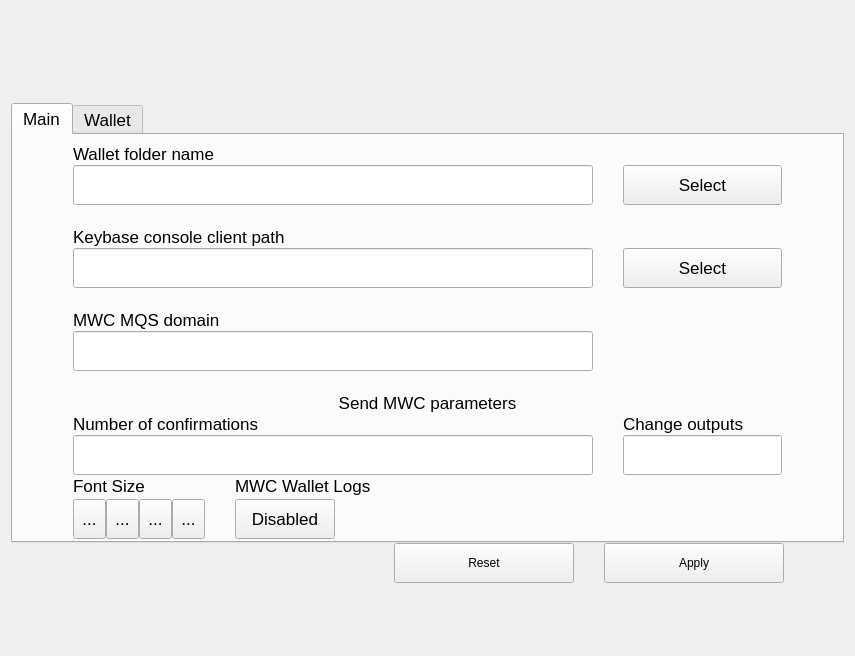
The window that windows_desktop/x_walletconfig.ui (0xkobe/mwc-wallet) describes before a commit, drawn with Qt 5.
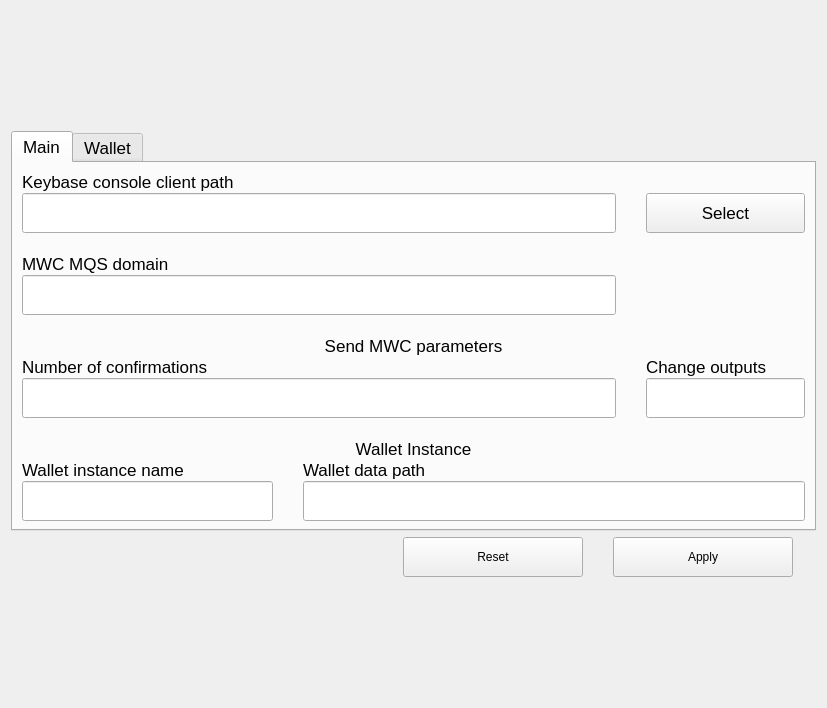
The same window after the commit. The open tabs and pages were chosen to show the change. Icons and pictures are not drawn. Custom widgets are drawn as their Qt base class.

Commit message: https://github.com/mwcproject/mwc-qt-wallet/issues/465, update how we manage embedded node

Patch:
```diff
--- a/windows_desktop/x_walletconfig.ui
+++ b/windows_desktop/x_walletconfig.ui
@@ -6,17 +6,14 @@
    <rect>
     <x>0</x>
     <y>0</y>
-    <width>855</width>
-    <height>656</height>
+    <width>827</width>
+    <height>708</height>
    </rect>
   </property>
   <property name="windowTitle">
    <string>Form</string>
   </property>
-  <layout class="QVBoxLayout" name="verticalLayout_9" stretch="3,0,0,2">
-   <property name="spacing">
-    <number>0</number>
-   </property>
+  <layout class="QVBoxLayout" name="verticalLayout_3" stretch="2,0,0,2">
    <item>
     <spacer name="verticalSpacer_5">
      <property name="orientation">
@@ -38,7 +35,7 @@
      <property name="maximumSize">
       <size>
        <width>16777215</width>
-       <height>440</height>
+       <height>400</height>
       </size>
      </property>
      <property name="font">
@@ -50,7 +47,7 @@
       <string notr="true"/>
      </property>
      <property name="currentIndex">
-      <number>1</number>
+      <number>0</number>
      </property>
      <widget class="QWidget" name="tab_main">
       <property name="minimumSize">
@@ -67,91 +64,43 @@
       <attribute name="title">
        <string>Main</string>
       </attribute>
-      <layout class="QVBoxLayout" name="verticalLayout_5">
+      <layout class="QVBoxLayout" name="verticalLayout_2">
        <property name="spacing">
         <number>0</number>
        </property>
-       <property name="leftMargin">
-        <number>20</number>
-       </property>
-       <property name="rightMargin">
-        <number>20</number>
-       </property>
-       <property name="bottomMargin">
-        <number>0</number>
-       </property>
        <item>
-        <layout class="QHBoxLayout" name="horizontalLayout_4" stretch="0,0,0">
-         <property name="sizeConstraint">
-          <enum>QLayout::SetDefaultConstraint</enum>
-         </property>
-         <item>
-          <spacer name="horizontalSpacer">
-           <property name="orientation">
-            <enum>Qt::Horizontal</enum>
-           </property>
-           <property name="sizeType">
-            <enum>QSizePolicy::Fixed</enum>
-           </property>
-           <property name="sizeHint" stdset="0">
-            <size>
-             <width>40</width>
-             <height>20</height>
-            </size>
-           </property>
-          </spacer>
-         </item>
-         <item>
-          <layout class="QGridLayout" name="gridLayout" columnstretch="7,0">
+        <layout class="QGridLayout" name="gridLayout" columnstretch="4,5,0">
            <property name="horizontalSpacing">
             <number>30</number>
            </property>
            <property name="verticalSpacing">
             <number>1</number>
            </property>
-           <item row="2" column="0">
-            <widget class="control::MwcLineEditNormal" name="mwc713directoryEdit">
-             <property name="minimumSize">
-              <size>
-               <width>250</width>
-               <height>40</height>
-              </size>
-             </property>
+         <item row="12" column="2">
+          <widget class="control::MwcLabelSmall" name="label_5">
              <property name="maximumSize">
               <size>
-               <width>20000</width>
-               <height>40</height>
-              </size>
-             </property>
-             <property name="maxLength">
-              <number>4096</number>
+             <width>16777215</width>
+             <height>22</height>
+            </size>
+           </property>
+           <property name="text">
+            <string>Change outputs</string>
              </property>
             </widget>
            </item>
-           <item row="7" column="0">
-            <widget class="QWidget" name="widget_3" native="true">
-             <property name="minimumSize">
-              <size>
-               <width>0</width>
-               <height>20</height>
-              </size>
-             </property>
-             <property name="maximumSize">
-              <size>
-               <width>16777215</width>
-               <height>15</height>
-              </size>
+         <item row="15" column="0" colspan="3">
+          <widget class="control::MwcLabelLarge" name="label_9">
+           <property name="text">
+            <string>Wallet Instance</string>
+           </property>
+           <property name="alignment">
+            <set>Qt::AlignCenter</set>
              </property>
             </widget>
            </item>
-           <item row="5" column="0" colspan="2">
-            <widget class="control::MwcLabelSmall" name="label_4">
-             <property name="sizePolicy">
-              <sizepolicy hsizetype="Fixed" vsizetype="Preferred">
-               <horstretch>0</horstretch>
-               <verstretch>0</verstretch>
-              </sizepolicy>
-             </property>
+         <item row="16" column="0">
+          <widget class="control::MwcLabelSmall" name="label_10">
              <property name="maximumSize">
               <size>
                <width>16777215</width>
@@ -159,11 +108,11 @@
               </size>
              </property>
              <property name="text">
-              <string>Keybase console client path</string>
+            <string>Wallet instance name</string>
              </property>
             </widget>
            </item>
-           <item row="9" column="0">
+         <item row="6" column="0" colspan="2">
             <widget class="control::MwcLineEditNormal" name="mwcmqHost">
              <property name="minimumSize">
               <size>
@@ -182,7 +131,42 @@
              </property>
             </widget>
            </item>
-           <item row="15" column="0">
+         <item row="2" column="0" colspan="3">
+          <widget class="control::MwcLabelSmall" name="label_4">
+           <property name="sizePolicy">
+            <sizepolicy hsizetype="Fixed" vsizetype="Preferred">
+             <horstretch>0</horstretch>
+             <verstretch>0</verstretch>
+            </sizepolicy>
+           </property>
+           <property name="maximumSize">
+            <size>
+             <width>16777215</width>
+             <height>22</height>
+            </size>
+           </property>
+           <property name="text">
+            <string>Keybase console client path</string>
+           </property>
+          </widget>
+         </item>
+         <item row="10" column="1">
+          <widget class="QWidget" name="widget" native="true">
+           <property name="minimumSize">
+            <size>
+             <width>0</width>
+             <height>20</height>
+            </size>
+           </property>
+           <property name="maximumSize">
+            <size>
+             <width>16777215</width>
+             <height>15</height>
+            </size>
+           </property>
+          </widget>
+         </item>
+         <item row="12" column="0" colspan="2">
             <widget class="control::MwcLabelSmall" name="label_6">
              <property name="maximumSize">
               <size>
@@ -195,399 +179,23 @@
              </property>
             </widget>
            </item>
-           <item row="2" column="1">
-            <widget class="control::MwcPushButtonNormal" name="mwc713directorySelect">
+         <item row="4" column="1">
+          <widget class="QWidget" name="widget_3" native="true">
              <property name="minimumSize">
               <size>
-               <width>100</width>
-               <height>40</height>
-              </size>
-             </property>
-             <property name="maximumSize">
-              <size>
-               <width>16777215</width>
-               <height>40</height>
-              </size>
-             </property>
-             <property name="focusPolicy">
-              <enum>Qt::StrongFocus</enum>
-             </property>
-             <property name="toolTip">
-              <string>Select another wallet folder</string>
-             </property>
-             <property name="text">
-              <string>Select</string>
-             </property>
-            </widget>
-           </item>
-           <item row="6" column="0">
-            <widget class="control::MwcLineEditNormal" name="keybasePathEdit">
-             <property name="minimumSize">
-              <size>
                <width>0</width>
-               <height>40</height>
+             <height>20</height>
               </size>
              </property>
              <property name="maximumSize">
               <size>
-               <width>20000</width>
-               <height>40</height>
-              </size>
-             </property>
-             <property name="maxLength">
-              <number>4096</number>
-             </property>
-            </widget>
-           </item>
-           <item row="16" column="0">
-            <widget class="control::MwcLineEditNormal" name="confirmationNumberEdit">
-             <property name="minimumSize">
-              <size>
-               <width>0</width>
-               <height>40</height>
-              </size>
-             </property>
-             <property name="maximumSize">
-              <size>
                <width>16777215</width>
-               <height>40</height>
-              </size>
-             </property>
-             <property name="maxLength">
-              <number>2</number>
-             </property>
-            </widget>
-           </item>
-           <item row="16" column="1">
-            <widget class="control::MwcLineEditNormal" name="changeOutputsEdit">
-             <property name="minimumSize">
-              <size>
-               <width>0</width>
-               <height>40</height>
-              </size>
-             </property>
-             <property name="maximumSize">
-              <size>
-               <width>16777215</width>
-               <height>40</height>
-              </size>
-             </property>
-             <property name="maxLength">
-              <number>2</number>
-             </property>
-            </widget>
-           </item>
-           <item row="18" column="0" colspan="2">
-            <layout class="QHBoxLayout" name="horizontalLayout_3" stretch="0,0,0">
-             <property name="spacing">
-              <number>0</number>
-             </property>
-             <item>
-              <widget class="QWidget" name="fontHolder" native="true">
-               <layout class="QVBoxLayout" name="verticalLayout_4">
-                <property name="spacing">
-                 <number>3</number>
-                </property>
-                <property name="leftMargin">
-                 <number>0</number>
-                </property>
-                <property name="topMargin">
-                 <number>0</number>
-                </property>
-                <property name="rightMargin">
-                 <number>30</number>
-                </property>
-                <property name="bottomMargin">
-                 <number>0</number>
-                </property>
-                <item>
-                 <spacer name="verticalSpacer_3">
-                  <property name="orientation">
-                   <enum>Qt::Vertical</enum>
-                  </property>
-                  <property name="sizeHint" stdset="0">
-                   <size>
-                    <width>20</width>
-                    <height>0</height>
-                   </size>
-                  </property>
-                 </spacer>
-                </item>
-                <item>
-                 <widget class="control::MwcLabelSmall" name="fontSizeLabel">
-                  <property name="maximumSize">
-                   <size>
-                    <width>16777215</width>
-                    <height>22</height>
-                   </size>
-                  </property>
-                  <property name="text">
-                   <string>Font Size</string>
-                  </property>
-                 </widget>
-                </item>
-                <item>
-                 <layout class="QHBoxLayout" name="horizontalLayout">
-                  <property name="spacing">
-                   <number>0</number>
-                  </property>
-                  <item>
-                   <widget class="QToolButton" name="fontSz1">
-                    <property name="minimumSize">
-                     <size>
-                      <width>20</width>
-                      <height>40</height>
-                     </size>
-                    </property>
-                    <property name="maximumSize">
-                     <size>
-                      <width>35</width>
-                      <height>40</height>
-                     </size>
-                    </property>
-                    <property name="focusPolicy">
-                     <enum>Qt::ClickFocus</enum>
-                    </property>
-                    <property name="text">
-                     <string>...</string>
-                    </property>
-                    <property name="icon">
-                     <iconset resource="../resources_desktop.qrc">
-                      <normaloff>:/img/A1@2x.svg</normaloff>:/img/A1@2x.svg</iconset>
-                    </property>
-                    <property name="iconSize">
-                     <size>
-                      <width>12</width>
-                      <height>12</height>
-                     </size>
-                    </property>
-                    <property name="checkable">
-                     <bool>true</bool>
-                    </property>
-                   </widget>
-                  </item>
-                  <item>
-                   <widget class="QToolButton" name="fontSz2">
-                    <property name="minimumSize">
-                     <size>
-                      <width>22</width>
-                      <height>40</height>
-                     </size>
-                    </property>
-                    <property name="maximumSize">
-                     <size>
-                      <width>35</width>
-                      <height>40</height>
-                     </size>
-                    </property>
-                    <property name="focusPolicy">
-                     <enum>Qt::ClickFocus</enum>
-                    </property>
-                    <property name="text">
-                     <string>...</string>
-                    </property>
-                    <property name="icon">
-                     <iconset resource="../resources_desktop.qrc">
-                      <normaloff>:/img/A1@2x.svg</normaloff>:/img/A1@2x.svg</iconset>
-                    </property>
-                    <property name="iconSize">
-                     <size>
-                      <width>15</width>
                       <height>15</height>
                      </size>
                     </property>
-                    <property name="checkable">
-                     <bool>true</bool>
-                    </property>
-                   </widget>
-                  </item>
-                  <item>
-                   <widget class="QToolButton" name="fontSz3">
-                    <property name="minimumSize">
-                     <size>
-                      <width>24</width>
-                      <height>40</height>
-                     </size>
-                    </property>
-                    <property name="maximumSize">
-                     <size>
-                      <width>35</width>
-                      <height>40</height>
-                     </size>
-                    </property>
-                    <property name="focusPolicy">
-                     <enum>Qt::ClickFocus</enum>
-                    </property>
-                    <property name="text">
-                     <string>...</string>
-                    </property>
-                    <property name="icon">
-                     <iconset resource="../resources_desktop.qrc">
-                      <normaloff>:/img/A1@2x.svg</normaloff>:/img/A1@2x.svg</iconset>
-                    </property>
-                    <property name="iconSize">
-                     <size>
-                      <width>20</width>
-                      <height>20</height>
-                     </size>
-                    </property>
-                    <property name="checkable">
-                     <bool>true</bool>
-                    </property>
-                   </widget>
-                  </item>
-                  <item>
-                   <widget class="QToolButton" name="fontSz4">
-                    <property name="minimumSize">
-                     <size>
-                      <width>26</width>
-                      <height>40</height>
-                     </size>
-                    </property>
-                    <property name="maximumSize">
-                     <size>
-                      <width>35</width>
-                      <height>40</height>
-                     </size>
-                    </property>
-                    <property name="focusPolicy">
-                     <enum>Qt::ClickFocus</enum>
-                    </property>
-                    <property name="text">
-                     <string>...</string>
-                    </property>
-                    <property name="icon">
-                     <iconset resource="../resources_desktop.qrc">
-                      <normaloff>:/img/A1@2x.svg</normaloff>:/img/A1@2x.svg</iconset>
-                    </property>
-                    <property name="iconSize">
-                     <size>
-                      <width>26</width>
-                      <height>26</height>
-                     </size>
-                    </property>
-                    <property name="checkable">
-                     <bool>true</bool>
-                    </property>
-                   </widget>
-                  </item>
-                 </layout>
-                </item>
-               </layout>
-              </widget>
-             </item>
-             <item>
-              <layout class="QVBoxLayout" name="verticalLayout_3">
-               <property name="spacing">
-                <number>3</number>
-               </property>
-               <property name="rightMargin">
-                <number>30</number>
-               </property>
-               <item>
-                <spacer name="verticalSpacer_4">
-                 <property name="orientation">
-                  <enum>Qt::Vertical</enum>
-                 </property>
-                 <property name="sizeHint" stdset="0">
-                  <size>
-                   <width>20</width>
-                   <height>0</height>
-                  </size>
-                 </property>
-                </spacer>
-               </item>
-               <item>
-                <widget class="control::MwcLabelSmall" name="fontSizeLabel_2">
-                 <property name="maximumSize">
-                  <size>
-                   <width>16777215</width>
-                   <height>22</height>
-                  </size>
-                 </property>
-                 <property name="text">
-                  <string>MWC Wallet Logs</string>
-                 </property>
-                </widget>
-               </item>
-               <item>
-                <widget class="QToolButton" name="logsEnableBtn">
-                 <property name="minimumSize">
-                  <size>
-                   <width>100</width>
-                   <height>40</height>
-                  </size>
-                 </property>
-                 <property name="maximumSize">
-                  <size>
-                   <width>100</width>
-                   <height>40</height>
-                  </size>
-                 </property>
-                 <property name="toolTip">
-                  <string>Logs located at your home directory at mwc-qt-wallet/logs
-Please note, logs contain private information about your
-accounts and transactions. Please disable them if you want
-your wallet activity never stored in the logs.</string>
-                 </property>
-                 <property name="statusTip">
-                  <string/>
-                 </property>
-                 <property name="text">
-                  <string>Disabled</string>
-                 </property>
-                 <property name="checkable">
-                  <bool>true</bool>
-                 </property>
-                 <property name="toolButtonStyle">
-                  <enum>Qt::ToolButtonTextOnly</enum>
-                 </property>
-                </widget>
-               </item>
-               <item>
-                <layout class="QHBoxLayout" name="horizontalLayout_6">
-                 <property name="spacing">
-                  <number>0</number>
-                 </property>
-                </layout>
-               </item>
-              </layout>
-             </item>
-             <item>
-              <spacer name="horizontalSpacer_6">
-               <property name="orientation">
-                <enum>Qt::Horizontal</enum>
-               </property>
-               <property name="sizeHint" stdset="0">
-                <size>
-                 <width>40</width>
-                 <height>20</height>
-                </size>
-               </property>
-              </spacer>
-             </item>
-            </layout>
-           </item>
-           <item row="8" column="0">
-            <widget class="control::MwcLabelSmall" name="label_2">
-             <property name="sizePolicy">
-              <sizepolicy hsizetype="Fixed" vsizetype="Preferred">
-               <horstretch>0</horstretch>
-               <verstretch>0</verstretch>
-              </sizepolicy>
-             </property>
-             <property name="maximumSize">
-              <size>
-               <width>16777215</width>
-               <height>22</height>
-              </size>
-             </property>
-             <property name="text">
-              <string>MWC MQS domain</string>
-             </property>
-            </widget>
-           </item>
-           <item row="14" column="0" colspan="2">
+          </widget>
+         </item>
+         <item row="11" column="0" colspan="3">
             <widget class="control::MwcLabelLarge" name="label_8">
              <property name="text">
               <string>Send MWC parameters</string>
@@ -597,8 +205,8 @@
              </property>
             </widget>
            </item>
-           <item row="15" column="1">
-            <widget class="control::MwcLabelSmall" name="label_5">
+         <item row="16" column="1" colspan="2">
+          <widget class="control::MwcLabelSmall" name="label_7">
              <property name="maximumSize">
               <size>
                <width>16777215</width>
@@ -606,46 +214,30 @@
               </size>
              </property>
              <property name="text">
-              <string>Change outputs</string>
+            <string>Wallet data path</string>
              </property>
             </widget>
            </item>
-           <item row="4" column="0">
-            <widget class="QWidget" name="widget_2" native="true">
+         <item row="13" column="0" colspan="2">
+          <widget class="control::MwcLineEditNormal" name="confirmationNumberEdit">
              <property name="minimumSize">
               <size>
                <width>0</width>
-               <height>20</height>
+             <height>40</height>
               </size>
              </property>
              <property name="maximumSize">
               <size>
                <width>16777215</width>
-               <height>15</height>
-              </size>
-             </property>
-            </widget>
-           </item>
-           <item row="1" column="0">
-            <widget class="control::MwcLabelSmall" name="label">
-             <property name="sizePolicy">
-              <sizepolicy hsizetype="Fixed" vsizetype="Preferred">
-               <horstretch>0</horstretch>
-               <verstretch>0</verstretch>
-              </sizepolicy>
-             </property>
-             <property name="maximumSize">
-              <size>
-               <width>16777215</width>
-               <height>22</height>
-              </size>
-             </property>
-             <property name="text">
-              <string>Wallet folder name</string>
-             </property>
-            </widget>
-           </item>
-           <item row="6" column="1">
+             <height>40</height>
+            </size>
+           </property>
+           <property name="maxLength">
+            <number>2</number>
+           </property>
+          </widget>
+         </item>
+         <item row="3" column="2">
             <widget class="control::MwcPushButtonNormal" name="keybasePathSelect">
              <property name="minimumSize">
               <size>
@@ -670,8 +262,46 @@
              </property>
             </widget>
            </item>
-           <item row="13" column="0">
-            <widget class="QWidget" name="widget" native="true">
+         <item row="5" column="0" colspan="2">
+          <widget class="control::MwcLabelSmall" name="label_2">
+           <property name="sizePolicy">
+            <sizepolicy hsizetype="Fixed" vsizetype="Preferred">
+             <horstretch>0</horstretch>
+             <verstretch>0</verstretch>
+            </sizepolicy>
+           </property>
+           <property name="maximumSize">
+            <size>
+             <width>16777215</width>
+             <height>22</height>
+            </size>
+           </property>
+           <property name="text">
+            <string>MWC MQS domain</string>
+           </property>
+          </widget>
+         </item>
+         <item row="13" column="2">
+          <widget class="control::MwcLineEditNormal" name="changeOutputsEdit">
+           <property name="minimumSize">
+            <size>
+             <width>0</width>
+             <height>40</height>
+            </size>
+           </property>
+           <property name="maximumSize">
+            <size>
+             <width>16777215</width>
+             <height>40</height>
+            </size>
+           </property>
+           <property name="maxLength">
+            <number>2</number>
+           </property>
+          </widget>
+         </item>
+         <item row="14" column="1">
+          <widget class="QWidget" name="widget_2" native="true">
              <property name="minimumSize">
               <size>
                <width>0</width>
@@ -686,23 +316,62 @@
              </property>
             </widget>
            </item>
-          </layout>
+         <item row="3" column="0" colspan="2">
+          <widget class="control::MwcLineEditNormal" name="keybasePathEdit">
+           <property name="minimumSize">
+            <size>
+             <width>0</width>
+             <height>40</height>
+            </size>
+           </property>
+           <property name="maximumSize">
+            <size>
+             <width>20000</width>
+             <height>40</height>
+            </size>
+           </property>
+           <property name="maxLength">
+            <number>4096</number>
+           </property>
+          </widget>
          </item>
-         <item>
-          <spacer name="horizontalSpacer_2">
-           <property name="orientation">
-            <enum>Qt::Horizontal</enum>
+         <item row="17" column="0">
+          <widget class="control::MwcLineEditNormal" name="walletInstanceNameEdit">
+           <property name="minimumSize">
+            <size>
+             <width>0</width>
+             <height>40</height>
+            </size>
            </property>
-           <property name="sizeType">
-            <enum>QSizePolicy::Fixed</enum>
+           <property name="maximumSize">
+            <size>
+             <width>16777215</width>
+             <height>40</height>
+            </size>
            </property>
-           <property name="sizeHint" stdset="0">
+           <property name="maxLength">
+            <number>64</number>
+           </property>
+          </widget>
+         </item>
+         <item row="17" column="1" colspan="2">
+          <widget class="control::MwcLineEditNormal" name="walletDataPath">
+           <property name="minimumSize">
             <size>
-             <width>40</width>
-             <height>20</height>
+             <width>0</width>
+             <height>40</height>
             </size>
            </property>
-          </spacer>
+           <property name="maximumSize">
+            <size>
+             <width>16777215</width>
+             <height>40</height>
+            </size>
+           </property>
+           <property name="readOnly">
+            <bool>true</bool>
+           </property>
+          </widget>
          </item>
         </layout>
        </item>
@@ -726,15 +395,6 @@
        <string>Wallet</string>
       </attribute>
       <layout class="QVBoxLayout" name="verticalLayout">
-       <property name="spacing">
-        <number>35</number>
-       </property>
-       <property name="topMargin">
-        <number>12</number>
-       </property>
-       <property name="bottomMargin">
-        <number>0</number>
-       </property>
        <item>
         <layout class="QHBoxLayout" name="horizontalLayout_2">
          <item>
@@ -876,12 +536,14 @@
         </layout>
        </item>
        <item>
+        <layout class="QHBoxLayout" name="horizontalLayout_3">
+         <item>
         <widget class="QGroupBox" name="outputLockingGroup">
          <property name="styleSheet">
           <string notr="true"/>
          </property>
          <property name="title">
-          <string>Manual output Locking from spending</string>
+            <string>Outputs Locking from spending</string>
          </property>
          <layout class="QVBoxLayout" name="verticalLayout_7">
           <property name="spacing">
@@ -891,12 +553,13 @@
            <number>25</number>
           </property>
           <property name="topMargin">
-           <number>25</number>
+             <number>10</number>
           </property>
           <item>
            <widget class="QCheckBox" name="outputLockingCheck">
             <property name="text">
-             <string>Enable manual outputs Locking from spending</string>
+               <string>Enable manual outputs
+Locking from spending</string>
             </property>
             <property name="checked">
              <bool>true</bool>
@@ -905,6 +568,225 @@
           </item>
          </layout>
         </widget>
+         </item>
+         <item>
+          <widget class="QGroupBox" name="logsGroup">
+           <property name="styleSheet">
+            <string notr="true"/>
+           </property>
+           <property name="title">
+            <string>Logs</string>
+           </property>
+           <layout class="QVBoxLayout" name="verticalLayout_9">
+            <property name="spacing">
+             <number>30</number>
+            </property>
+            <property name="leftMargin">
+             <number>25</number>
+            </property>
+            <property name="topMargin">
+             <number>12</number>
+            </property>
+            <item>
+             <widget class="QCheckBox" name="logsEnableBtn">
+              <property name="text">
+               <string>Enable MWC wallet logs</string>
+              </property>
+              <property name="checked">
+               <bool>true</bool>
+              </property>
+             </widget>
+            </item>
+           </layout>
+          </widget>
+         </item>
+         <item>
+          <widget class="QGroupBox" name="fontHolder">
+           <property name="minimumSize">
+            <size>
+             <width>130</width>
+             <height>0</height>
+            </size>
+           </property>
+           <property name="maximumSize">
+            <size>
+             <width>130</width>
+             <height>16777215</height>
+            </size>
+           </property>
+           <property name="styleSheet">
+            <string notr="true"/>
+           </property>
+           <property name="title">
+            <string>Font Size</string>
+           </property>
+           <layout class="QVBoxLayout" name="verticalLayout_11">
+            <property name="spacing">
+             <number>30</number>
+            </property>
+            <property name="leftMargin">
+             <number>5</number>
+            </property>
+            <property name="topMargin">
+             <number>5</number>
+            </property>
+            <property name="rightMargin">
+             <number>5</number>
+            </property>
+            <property name="bottomMargin">
+             <number>5</number>
+            </property>
+            <item>
+             <layout class="QHBoxLayout" name="horizontalLayout">
+              <property name="spacing">
+               <number>0</number>
+              </property>
+              <item>
+               <widget class="QToolButton" name="fontSz1">
+                <property name="minimumSize">
+                 <size>
+                  <width>20</width>
+                  <height>40</height>
+                 </size>
+                </property>
+                <property name="maximumSize">
+                 <size>
+                  <width>35</width>
+                  <height>40</height>
+                 </size>
+                </property>
+                <property name="focusPolicy">
+                 <enum>Qt::ClickFocus</enum>
+                </property>
+                <property name="text">
+                 <string>...</string>
+                </property>
+                <property name="icon">
+                 <iconset resource="../resources_desktop.qrc">
+                  <normaloff>:/img/A1@2x.svg</normaloff>:/img/A1@2x.svg</iconset>
+                </property>
+                <property name="iconSize">
+                 <size>
+                  <width>12</width>
+                  <height>12</height>
+                 </size>
+                </property>
+                <property name="checkable">
+                 <bool>true</bool>
+                </property>
+               </widget>
+              </item>
+              <item>
+               <widget class="QToolButton" name="fontSz2">
+                <property name="minimumSize">
+                 <size>
+                  <width>22</width>
+                  <height>40</height>
+                 </size>
+                </property>
+                <property name="maximumSize">
+                 <size>
+                  <width>35</width>
+                  <height>40</height>
+                 </size>
+                </property>
+                <property name="focusPolicy">
+                 <enum>Qt::ClickFocus</enum>
+                </property>
+                <property name="text">
+                 <string>...</string>
+                </property>
+                <property name="icon">
+                 <iconset resource="../resources_desktop.qrc">
+                  <normaloff>:/img/A1@2x.svg</normaloff>:/img/A1@2x.svg</iconset>
+                </property>
+                <property name="iconSize">
+                 <size>
+                  <width>15</width>
+                  <height>15</height>
+                 </size>
+                </property>
+                <property name="checkable">
+                 <bool>true</bool>
+                </property>
+               </widget>
+              </item>
+              <item>
+               <widget class="QToolButton" name="fontSz3">
+                <property name="minimumSize">
+                 <size>
+                  <width>24</width>
+                  <height>40</height>
+                 </size>
+                </property>
+                <property name="maximumSize">
+                 <size>
+                  <width>35</width>
+                  <height>40</height>
+                 </size>
+                </property>
+                <property name="focusPolicy">
+                 <enum>Qt::ClickFocus</enum>
+                </property>
+                <property name="text">
+                 <string>...</string>
+                </property>
+                <property name="icon">
+                 <iconset resource="../resources_desktop.qrc">
+                  <normaloff>:/img/A1@2x.svg</normaloff>:/img/A1@2x.svg</iconset>
+                </property>
+                <property name="iconSize">
+                 <size>
+                  <width>20</width>
+                  <height>20</height>
+                 </size>
+                </property>
+                <property name="checkable">
+                 <bool>true</bool>
+                </property>
+               </widget>
+              </item>
+              <item>
+               <widget class="QToolButton" name="fontSz4">
+                <property name="minimumSize">
+                 <size>
+                  <width>26</width>
+                  <height>40</height>
+                 </size>
+                </property>
+                <property name="maximumSize">
+                 <size>
+                  <width>35</width>
+                  <height>40</height>
+                 </size>
+                </property>
+                <property name="focusPolicy">
+                 <enum>Qt::ClickFocus</enum>
+                </property>
+                <property name="text">
+                 <string>...</string>
+                </property>
+                <property name="icon">
+                 <iconset resource="../resources_desktop.qrc">
+                  <normaloff>:/img/A1@2x.svg</normaloff>:/img/A1@2x.svg</iconset>
+                </property>
+                <property name="iconSize">
+                 <size>
+                  <width>26</width>
+                  <height>26</height>
+                 </size>
+                </property>
+                <property name="checkable">
+                 <bool>true</bool>
+                </property>
+               </widget>
+              </item>
+             </layout>
+            </item>
+           </layout>
+          </widget>
+         </item>
+        </layout>
        </item>
        <item>
         <spacer name="verticalSpacer">
@@ -914,7 +796,7 @@
          <property name="sizeHint" stdset="0">
           <size>
            <width>20</width>
-           <height>40</height>
+           <height>15</height>
           </size>
          </property>
         </spacer>
@@ -923,11 +805,6 @@
      </widget>
     </widget>
    </item>
-   <item>
-    <layout class="QVBoxLayout" name="verticalLayout_2">
-     <property name="spacing">
-      <number>0</number>
-     </property>
      <item>
       <layout class="QHBoxLayout" name="horizontalLayout_5">
        <property name="spacing">
@@ -1028,13 +905,11 @@
          </property>
          <property name="sizeHint" stdset="0">
           <size>
-           <width>60</width>
+         <width>23</width>
            <height>20</height>
           </size>
          </property>
         </spacer>
-       </item>
-      </layout>
      </item>
     </layout>
    </item>
@@ -1059,6 +934,11 @@
    <extends>QPushButton</extends>
    <header>control_desktop/MwcPushButton.h</header>
   </customwidget>
+  <customwidget>
+   <class>control::MwcLabelLarge</class>
+   <extends>QLabel</extends>
+   <header>control_desktop/MwcLabel.h</header>
+  </customwidget>
   <customwidget>
    <class>control::MwcLineEditNormal</class>
    <extends>QLineEdit</extends>
```
Left out of the diff: 16 changed lines with no effect on the pictures. Lines whose indentation alone changed are shown as unchanged. The commit also changes 59 other files.
